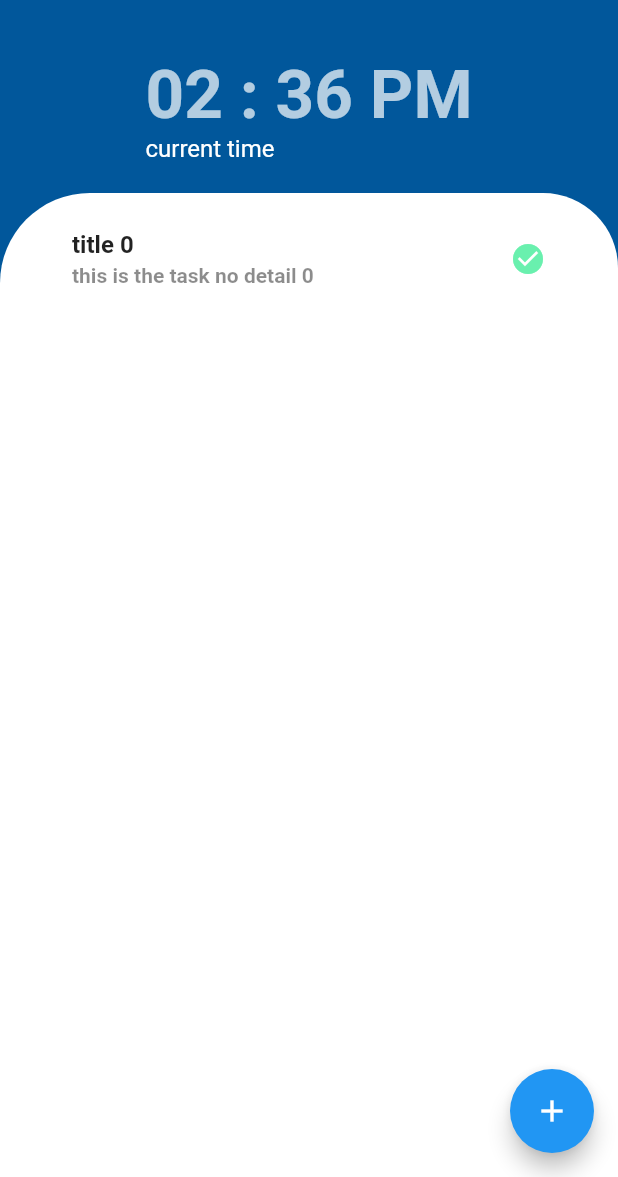
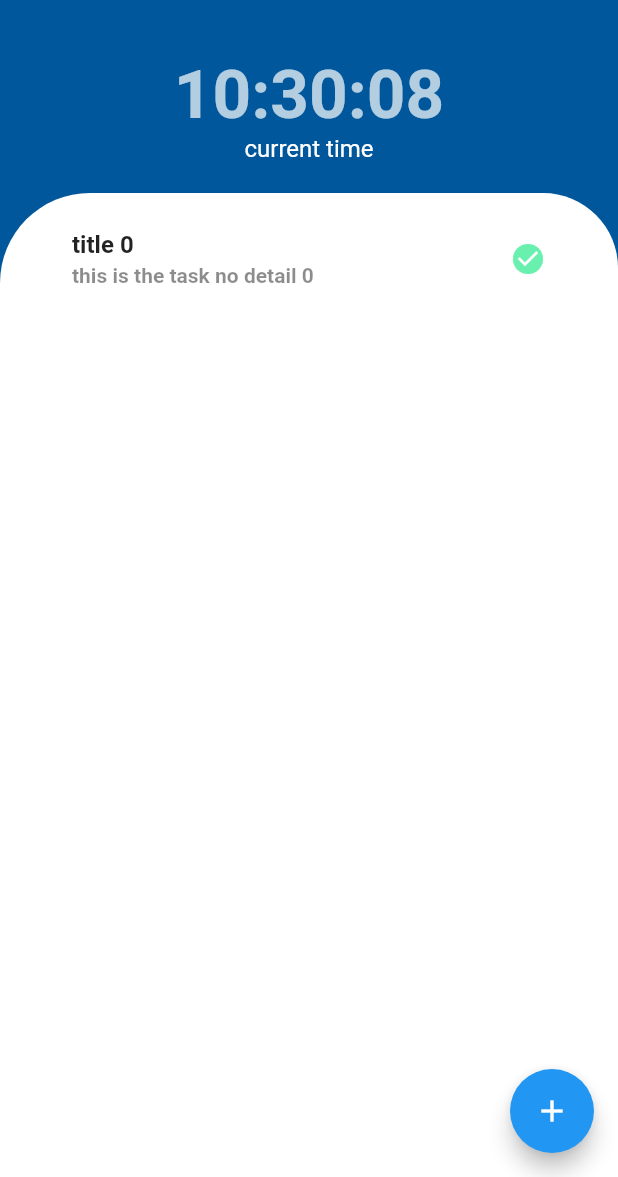
Before and after one commit to vineetkumarsharma17/todo_app, a Flutter app: the screen it shows after launch, after a tap on the "add" icon, on a phone screen of 412 x 824 dp, the part 59-1236 px from its top. Run offline on Flutter 3.47's test engine with Material 2 defaults, Android fonts, the phone set to English and light mode, and no system bars.

```diff
--- a/lib/main.dart
+++ b/lib/main.dart
@@ -1,6 +1,10 @@
+import 'dart:async';
+
 import 'package:flutter/material.dart';
 import 'package:provider/provider.dart';
+import 'package:todo_app/time_model.dart';
 import 'package:todo_app/todo_model.dart';
+import 'package:intl/intl.dart';
 void main(){
   runApp(MyApp());
 }
@@ -17,16 +21,21 @@ class MyApp extends StatelessWidget {
       ),
       home: ChangeNotifierProvider(
         create: (context)=>TodoModel(),
-        child: const MyHomePage(),
+        child:  MyHomePage(),
       ),
     );
   }
 }
 class MyHomePage extends StatelessWidget {
-  const MyHomePage({Key? key}) : super(key: key);
+  String? formattedDateTime="hh";
 
+  MyHomePage({Key? key}) : super(key: key);
   @override
   Widget build(BuildContext context) {
+    Timer.periodic(const Duration(seconds: 1), (Timer t){
+     var time= Provider.of<TodoModel>(context,listen: false);
+      time.updateRemainingTime();
+    });
     return Scaffold(
       backgroundColor: Colors.lightBlue[900],
       appBar: AppBar(
@@ -39,20 +48,22 @@ class MyHomePage extends StatelessWidget {
       body:  Column(
         children: <Widget>[
       Column(
-      crossAxisAlignment: CrossAxisAlignment.start,
-        children: const <Widget>[
-          SizedBox(height: 20,),
-          Text("02 : 36 PM",
-            style: TextStyle(
-                color: Colors.white70,
-                fontSize: 45,
-                fontWeight: FontWeight.bold
-            ),),
-          Text("current time",
+      crossAxisAlignment: CrossAxisAlignment.center,
+        children:  <Widget>[
+          const SizedBox(height: 20,),
+          Consumer<TodoModel>(builder: (context,time,child){
+            return Text(time.getTime().toString(),
+              style: const TextStyle(
+                  color: Colors.white70,
+                  fontSize: 45,
+                  fontWeight: FontWeight.bold
+              ),);
+          }),
+          const Text("current time",
             style: TextStyle(
               color: Colors.white,
               fontSize: 16,),),
-          SizedBox(height: 20,),
+          const SizedBox(height: 20,),
         ],
       ),
           Expanded(child: Container(
--- /dev/null
+++ b/lib/time_model.dart
@@ -0,0 +1,13 @@
+import 'package:flutter/cupertino.dart';
+import 'package:intl/intl.dart';
+
+class TimeModel extends ChangeNotifier{
+  String ?time;
+  String? getTime() => time;
+  updateRemainingTime()
+  {
+    final DateTime now = DateTime.now();
+     time= DateFormat('hh:mm:ss').format(now);
+    notifyListeners();
+  }
+}
--- a/lib/todo_model.dart
+++ b/lib/todo_model.dart
@@ -1,10 +1,18 @@
 import 'package:flutter/cupertino.dart';
+import 'package:intl/intl.dart';
 import 'package:todo_app/task_model.dart';
 
 
 class TodoModel extends ChangeNotifier{
   List<TaskModel> taskList = []; //contians all the task
-
+  String ?time;
+  String? getTime() => time;
+  updateRemainingTime()
+  {
+    final DateTime now = DateTime.now();
+    time= DateFormat('hh:mm:ss').format(now);
+    notifyListeners();
+  }
   addTaskInList(){
     TaskModel taskModel = TaskModel("title ${taskList.length}",
         "this is the task no detail ${taskList.length}");
--- a/pubspec.yaml
+++ b/pubspec.yaml
@@ -35,6 +35,7 @@ dependencies:
   # Use with the CupertinoIcons class for iOS style icons.
   cupertino_icons: ^1.0.2
   provider: any
+  intl: ^0.17.0
 
 dev_dependencies:
   flutter_test:
```
Also changed, not shown: pubspec.lock.
